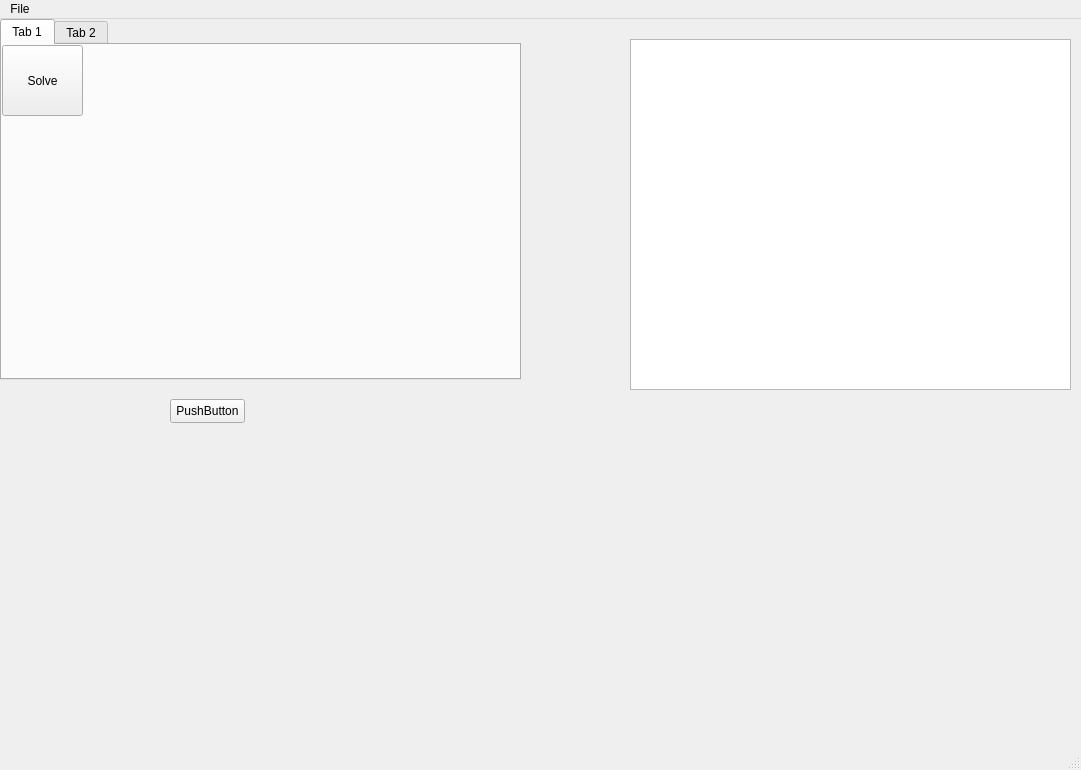
The window that UI/Main.ui (HHasanoglu/PyStruct) describes before a commit, drawn with Qt 5.
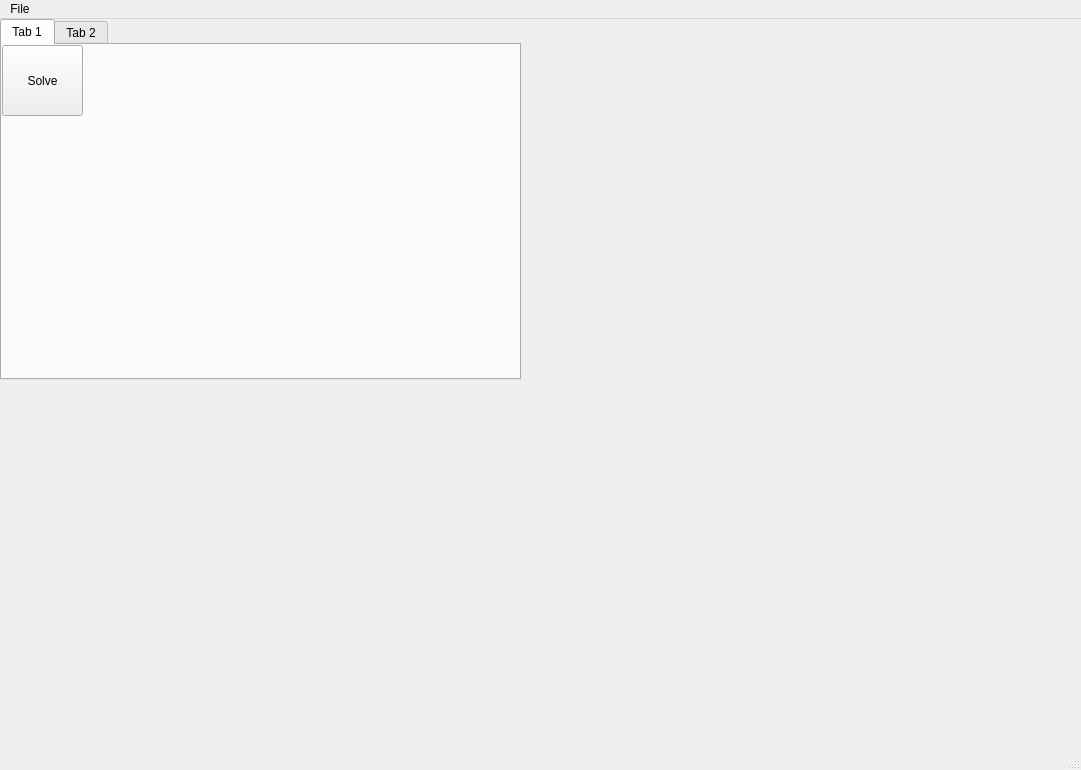
The same window after the commit.

The edit to the form file:
```diff
--- a/UI/Main.ui
+++ b/UI/Main.ui
@@ -61,29 +61,6 @@
      </attribute>
     </widget>
    </widget>
-   <widget class="QTableWidget" name="tableWidget">
-    <property name="geometry">
-     <rect>
-      <x>630</x>
-      <y>20</y>
-      <width>441</width>
-      <height>351</height>
-     </rect>
-    </property>
-   </widget>
-   <widget class="QPushButton" name="pushButton">
-    <property name="geometry">
-     <rect>
-      <x>170</x>
-      <y>380</y>
-      <width>75</width>
-      <height>24</height>
-     </rect>
-    </property>
-    <property name="text">
-     <string>PushButton</string>
-    </property>
-   </widget>
   </widget>
   <widget class="QMenuBar" name="menubar">
    <property name="geometry">
```
Left out of the diff: 11 changed lines with no effect on the pictures.
